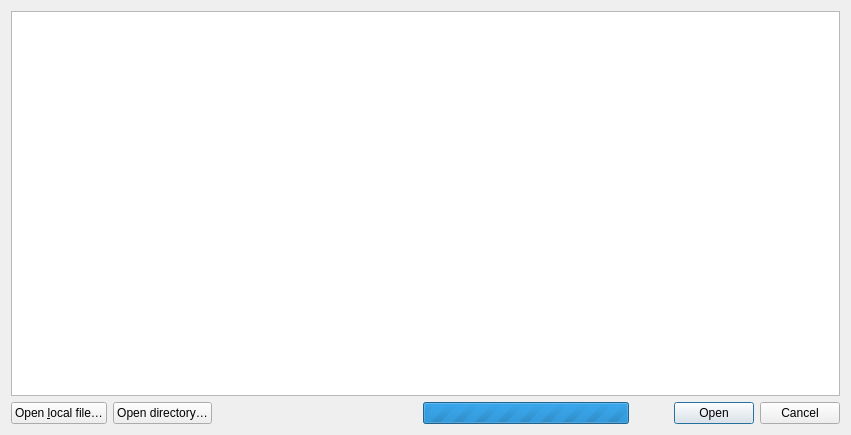
The window that ui/OpenCorpusDialog.ui (rug-compling/dact) describes before a commit, drawn with Qt 5.
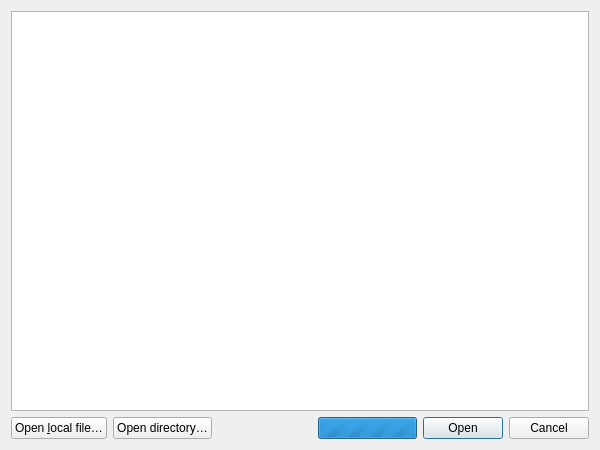
The same window after the commit.

Commit message: Remove (wrong) separator in context menu, resize default window size to take less horizontal space.

The edit to the form file:
```diff
--- a/ui/OpenCorpusDialog.ui
+++ b/ui/OpenCorpusDialog.ui
@@ -6,8 +6,8 @@
    <rect>
     <x>0</x>
     <y>0</y>
-    <width>851</width>
-    <height>435</height>
+    <width>600</width>
+    <height>450</height>
    </rect>
   </property>
   <property name="windowTitle">
```
Left out of the diff: 6 changed lines with no effect on the pictures.
